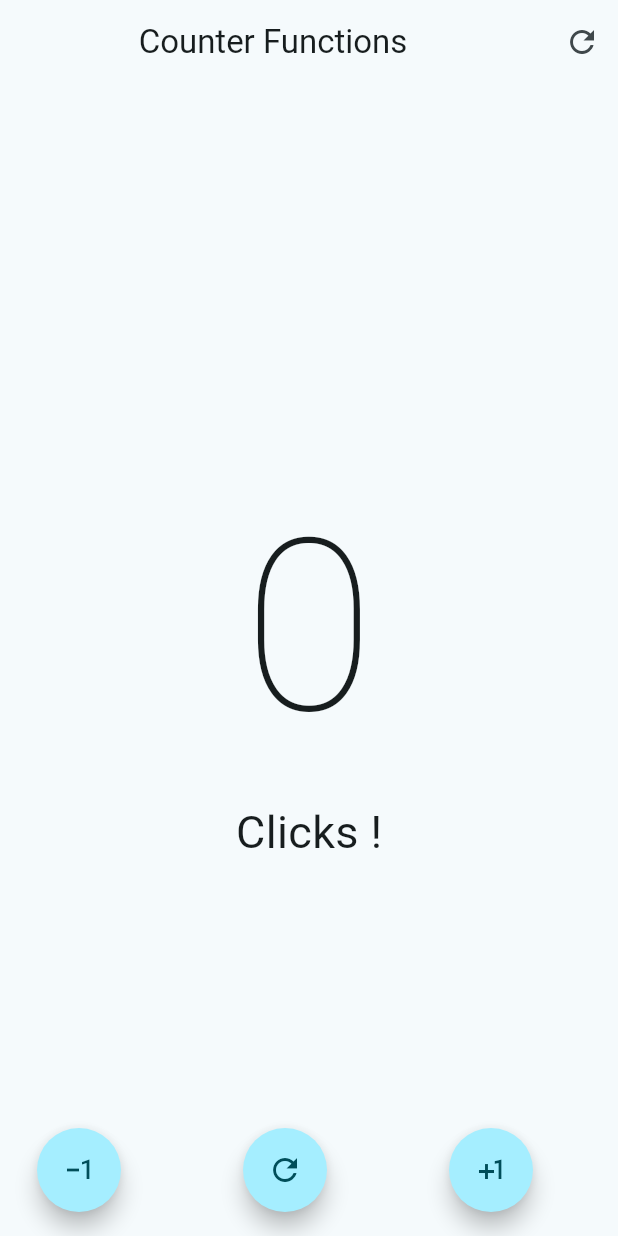
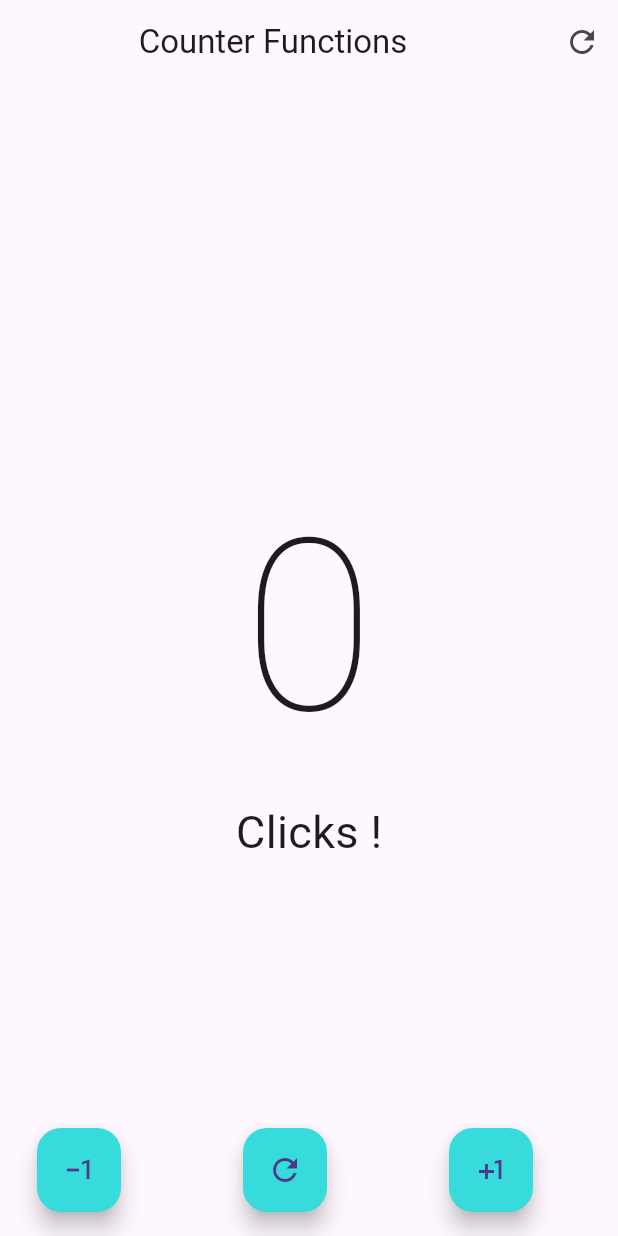
Before and after one commit to mauricio2093/Counter, a Flutter app: the screen it shows after launch, after a tap on the "exposure minus 1" icon, on a phone screen of 412 x 824 dp. Run offline on Flutter 3.47's test engine with Material 2 defaults, Android fonts, the phone set to English and light mode, and no system bars.

Commit message:
07-fluttert

```diff
--- a/lib/main.dart
+++ b/lib/main.dart
@@ -15,7 +15,7 @@ class MyApp extends StatelessWidget {
       debugShowCheckedModeBanner: false,
       theme: ThemeData(
         useMaterial3: true,
-        colorSchemeSeed: const Color.fromARGB(255, 17, 207, 236),
+        // colorSchemeSeed: const Color.fromARGB(255, 17, 207, 236),
       ),
       home: const CounterFunctionsScreen(),
     );
--- a/lib/presentation/screens/counter/counter_functions_screen.dart
+++ b/lib/presentation/screens/counter/counter_functions_screen.dart
@@ -45,35 +45,55 @@ class _CounterFunctionsScreenState extends State<CounterFunctionsScreen> {
       floatingActionButton: Row(
         mainAxisAlignment: MainAxisAlignment.spaceAround,
         children: <Widget>[
-          FloatingActionButton(
-            shape: const StadiumBorder(),
+          CustomButton(
+            icon: Icons.exposure_minus_1,
             onPressed: () {
               setState(() {
-                clickCounter > 0 ? clickCounter-- : 0;
+                clickCounter <= 0 ? 0 : clickCounter--;
               });
             },
-            child: const Icon(Icons.exposure_minus_1),
           ),
-          FloatingActionButton(
-            shape: const StadiumBorder(),
+          CustomButton(
+            icon: Icons.refresh,
             onPressed: () {
               setState(() {
                 clickCounter = 0;
               });
             },
-            child: const Icon(Icons.refresh),
           ),
-          FloatingActionButton(
-            shape: const StadiumBorder(),
+          CustomButton(
+            icon: Icons.plus_one,
             onPressed: () {
               setState(() {
                 clickCounter++;
               });
             },
-            child: const Icon(Icons.plus_one),
           ),
         ],
       ),
     );
   }
 }
+
+class CustomButton extends StatelessWidget {
+  final IconData icon;
+  final VoidCallback? onPressed;
+
+  const CustomButton({
+    super.key,
+    required this.icon,
+    this.onPressed,
+  });
+
+  @override
+  Widget build(BuildContext context) {
+    return FloatingActionButton(
+      // shape: const StadiumBorder(),
+      enableFeedback: true,
+      elevation: 6,
+      backgroundColor: const Color.fromARGB(255, 55, 219, 219),
+      onPressed: onPressed,
+      child: Icon(icon),
+    );
+  }
+}
```
